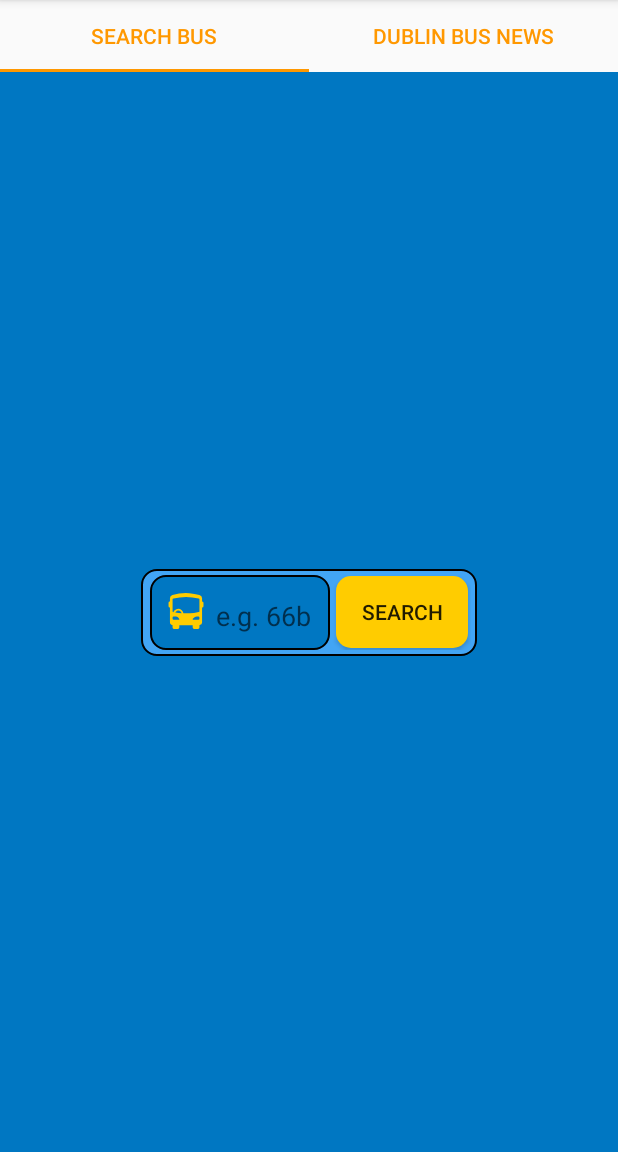
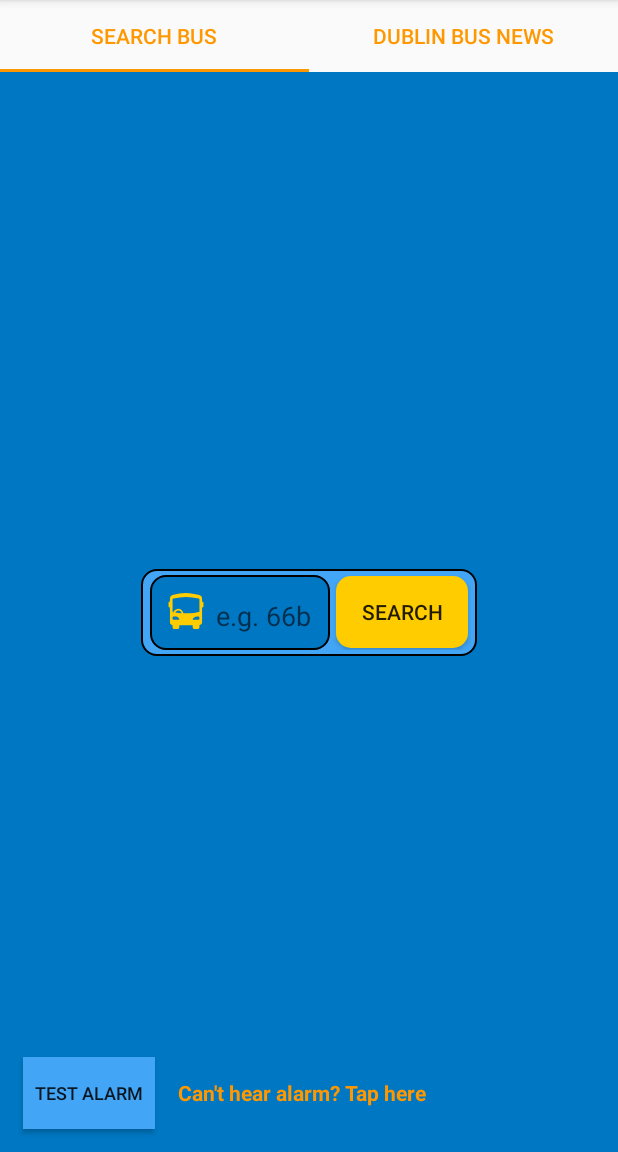
Before and after one commit to nachC/DublinBusAlarm, an Android app: the screen it shows after launch (MainActivity), on a phone screen of 412 x 824 dp, the part 84-1236 px from its top. Run offline under Robolectric (Android 15) with nearby library versions, the phone set to English and light mode, and no system bars; our stand-ins replace Dagger/Hilt's generated code, Firebase (no records; nobody signed in at launch, a user with empty details on screens opened directly), RxJava, data binding, navigation-ui; libraries missing offline, so code that uses them is left out: com.github.appintro.

Commit message:
Added button to test alarm in SearchScreenFragment.kt Moved AppIntroActivity.kt to root of ui package

```diff
--- a/app/src/main/AndroidManifest.xml
+++ b/app/src/main/AndroidManifest.xml
@@ -16,7 +16,7 @@
         android:supportsRtl="true"
         android:theme="@style/Theme.DublinBusAlarm">
 
-        <activity android:name=".ui.appintro.AppIntroActivity"
+        <activity android:name=".ui.AppIntroActivity"
             android:theme="@style/Theme.Design.NoActionBar"
             />
 
--- a/app/src/main/java/com/nachc/dba/searchscreen/SearchScreenFragment.kt
+++ b/app/src/main/java/com/nachc/dba/searchscreen/SearchScreenFragment.kt
@@ -25,6 +25,8 @@ import com.nachc.dba.databinding.SearchScreenFragmentBinding
 import com.nachc.dba.models.Trip
 import com.nachc.dba.ui.MainScreenFragmentDirections
 import com.nachc.dba.util.isInternetAvailable
+import com.nachc.dba.util.startAlarm
+import kotlinx.android.synthetic.main.search_screen_fragment.view.*
 import java.util.*
 
 class SearchScreenFragment : Fragment() {
@@ -95,6 +97,7 @@ class SearchScreenFragment : Fragment() {
 
     override fun onResume() {
         super.onResume()
+        /*
         // check if we have location permissions
         if (checkSelfPermission(requireContext(), Manifest.permission.ACCESS_FINE_LOCATION) == PackageManager.PERMISSION_GRANTED) {
             binding.searchBtn.isEnabled = true
@@ -103,10 +106,19 @@ class SearchScreenFragment : Fragment() {
             binding.searchBtn.isEnabled = false
             requestPermissions(arrayOf(Manifest.permission.ACCESS_FINE_LOCATION), FINE_LOCATION)
         }
+         */
     }
 
     override fun onViewCreated(view: View, savedInstanceState: Bundle?) {
         super.onViewCreated(view, savedInstanceState)
+
+        /**
+         * Here we need to check for location permission only IF IT ISN'T a fresh install
+         * because the user could've revoked permission between sessions.
+         * IF IT IS a fresh install, we don't check it here because at this point the user
+         * is on the app intro screens where we request location permissions.
+         * ***user sharedpreferences*** key=SHOWN_INTRO
+         * */
 
         // Check for network connectivity. We'll allow the search functionality only if a connection is available
         isInternetAvailable(requireContext()) { result -> isConnected = result }
@@ -122,6 +134,9 @@ class SearchScreenFragment : Fragment() {
         }
         binding.dataSavedTextView.setOnClickListener {
             showDataSavedDialog()
+        }
+        binding.testAlarmBtn.setOnClickListener {
+            startAlarm(requireContext(), 500)
         }
         binding.searchBtn.setOnClickListener {
             if (!isConnected) {
--- a/app/src/main/java/com/nachc/dba/ui/appintro/AppIntroActivity.kt
+++ b/app/src/main/java/com/nachc/dba/ui/AppIntroActivity.kt
@@ -1,4 +1,4 @@
-package com.nachc.dba.ui.appintro
+package com.nachc.dba.ui
 
 import android.Manifest
 import android.os.Bundle
@@ -23,7 +23,7 @@ class AppIntroActivity : AppIntro() {
         askForPermissions(
             permissions = arrayOf(Manifest.permission.ACCESS_FINE_LOCATION),
             slideNumber = 2,
-            required = true)
+            required = false)
     }
 
     override fun onDonePressed(currentFragment: Fragment?) {
--- a/app/src/main/java/com/nachc/dba/ui/MainActivity.kt
+++ b/app/src/main/java/com/nachc/dba/ui/MainActivity.kt
@@ -14,7 +14,7 @@ import androidx.navigation.ui.NavigationUI
 import androidx.preference.PreferenceManager
 import com.nachc.dba.R
 import com.nachc.dba.googlemaps.MapsFragmentDirections
-import com.nachc.dba.ui.appintro.AppIntroActivity
+import com.nachc.dba.ui.AppIntroActivity
 import com.nachc.dba.util.stopLocationService
 
 class MainActivity : AppCompatActivity() {
--- a/app/src/main/res/layout/activity_app_intro.xml
+++ b/app/src/main/res/layout/activity_app_intro.xml
@@ -4,6 +4,6 @@
     xmlns:tools="http://schemas.android.com/tools"
     android:layout_width="match_parent"
     android:layout_height="match_parent"
-    tools:context=".ui.appintro.AppIntroActivity">
+    tools:context=".ui.AppIntroActivity">
 
 </androidx.constraintlayout.widget.ConstraintLayout>
--- a/app/src/main/res/layout/search_screen_fragment.xml
+++ b/app/src/main/res/layout/search_screen_fragment.xml
@@ -5,10 +5,12 @@
     tools:context=".searchscreen.SearchScreenFragment">
 
     <data>
-        <import type="android.view.View"/>
+
+        <import type="android.view.View" />
+
         <variable
             name="searchScreenViewModel"
-            type="com.nachc.dba.searchscreen.SearchScreenViewModel"/>
+            type="com.nachc.dba.searchscreen.SearchScreenViewModel" />
     </data>
 
     <androidx.constraintlayout.widget.ConstraintLayout
@@ -19,15 +21,15 @@
 
         <LinearLayout
             android:id="@+id/searchLinearLayout"
-            app:layout_constraintBottom_toBottomOf="parent"
-            app:layout_constraintEnd_toEndOf="parent"
-            app:layout_constraintStart_toStartOf="parent"
-            app:layout_constraintTop_toTopOf="parent"
             android:layout_width="wrap_content"
             android:layout_height="wrap_content"
             android:background="@drawable/custom_search_box"
             android:orientation="horizontal"
-            android:padding="4dp">
+            android:padding="4dp"
+            app:layout_constraintBottom_toBottomOf="parent"
+            app:layout_constraintEnd_toEndOf="parent"
+            app:layout_constraintStart_toStartOf="parent"
+            app:layout_constraintTop_toTopOf="parent">
 
             <EditText
                 android:id="@+id/inputLineEditText"
@@ -46,7 +48,7 @@
                 android:paddingEnd="12dp"
                 android:paddingBottom="8dp"
                 android:textAlignment="textStart"
-                android:textColor="#000000"/>
+                android:textColor="#000000" />
 
             <Button
                 android:id="@+id/searchBtn"
@@ -56,28 +58,24 @@
                 android:layout_marginStart="4dp"
                 android:layout_marginEnd="2dp"
                 android:background="@drawable/btn_search_custom"
-                android:text="@string/searchBtn"
-                />
+                android:text="@string/searchBtn" />
         </LinearLayout>
 
         <ProgressBar
             android:id="@+id/progressBar"
             style="?android:attr/progressBarStyle"
+            android:layout_width="wrap_content"
+            android:layout_height="wrap_content"
+            android:layout_marginBottom="265dp"
+            android:visibility="gone"
             app:layout_constraintBottom_toBottomOf="parent"
             app:layout_constraintEnd_toEndOf="parent"
             app:layout_constraintHorizontal_bias="0.5"
             app:layout_constraintStart_toStartOf="parent"
-            app:layout_constraintTop_toBottomOf="@id/searchLinearLayout"
-            android:layout_width="wrap_content"
-            android:layout_height="wrap_content"
-            android:layout_marginBottom="265dp"
-            android:visibility="gone" />
+            app:layout_constraintTop_toBottomOf="@id/searchLinearLayout" />
 
         <TextView
             android:id="@+id/permissionText"
-            app:layout_constraintEnd_toEndOf="parent"
-            app:layout_constraintStart_toStartOf="parent"
-            app:layout_constraintTop_toBottomOf="@+id/progressBar"
             android:layout_width="wrap_content"
             android:layout_height="wrap_content"
             android:layout_marginStart="177dp"
@@ -86,21 +84,24 @@
             android:text="@string/permission_text"
             android:textColor="#CF0F0F"
             android:textSize="14sp"
-            android:visibility="gone" />
+            android:visibility="gone"
+            app:layout_constraintEnd_toEndOf="parent"
+            app:layout_constraintStart_toStartOf="parent"
+            app:layout_constraintTop_toBottomOf="@+id/progressBar" />
 
         <Button
             android:id="@+id/permissionBtn"
-            app:layout_constraintEnd_toEndOf="parent"
-            app:layout_constraintHorizontal_bias="0.5"
-            app:layout_constraintStart_toStartOf="parent"
-            app:layout_constraintTop_toBottomOf="@+id/permissionText"
             android:layout_width="wrap_content"
             android:layout_height="wrap_content"
             android:layout_marginStart="166dp"
             android:layout_marginTop="27dp"
             android:layout_marginEnd="157dp"
+            android:text="@string/settings_button"
             android:visibility="gone"
-            android:text="@string/settings_button"/>
+            app:layout_constraintEnd_toEndOf="parent"
+            app:layout_constraintHorizontal_bias="0.5"
+            app:layout_constraintStart_toStartOf="parent"
+            app:layout_constraintTop_toBottomOf="@+id/permissionText" />
 
         <Button
             android:id="@+id/allowLocationBtn"
@@ -131,17 +132,42 @@
 
         <TextView
             android:id="@+id/loadError"
+            style="@style/Text"
             android:layout_width="wrap_content"
             android:layout_height="wrap_content"
             android:text="@string/routeError"
             android:textColor="@color/design_default_color_error"
-            style="@style/Text"
             android:visibility="gone"
             app:layout_constraintBottom_toTopOf="@+id/dataSavedTextView"
             app:layout_constraintEnd_toEndOf="parent"
             app:layout_constraintStart_toStartOf="parent"
             app:layout_constraintTop_toBottomOf="@+id/searchLinearLayout" />
 
+        <LinearLayout
+            android:layout_width="match_parent"
+            android:layout_height="wrap_content"
+            android:gravity="center_vertical"
+            app:layout_constraintBottom_toBottomOf="parent">
+
+            <Button
+                android:id="@+id/testAlarmBtn"
+                android:layout_width="wrap_content"
+                android:layout_height="wrap_content"
+                android:layout_margin="15dp"
+                android:background="@color/colorPrimary"
+                android:text="@string/testAlarmBtn"
+                android:textSize="12sp" />
+
+            <TextView
+                android:id="@+id/testAlarmHelp"
+                android:layout_width="wrap_content"
+                android:layout_height="wrap_content"
+                android:text="@string/testAlarmHelp"
+                android:textStyle="bold"
+                android:textColor="@color/colorAccent" />
+
+        </LinearLayout>
+
     </androidx.constraintlayout.widget.ConstraintLayout>
 
 </layout>
--- a/app/src/main/res/values/strings.xml
+++ b/app/src/main/res/values/strings.xml
@@ -8,6 +8,8 @@
     <string name="searchBtn">Search</string>
     <string name="dataSavedTextView">See what data is saved</string>
     <string name="routeError">An error occurred while searching the route</string>
+    <string name="testAlarmBtn">test alarm</string>
+    <string name="testAlarmHelp">Can\'t hear alarm? Tap here</string>
 
     <!-- MapsActivity -->
     <string name="title_activity_maps">Map</string>
```
